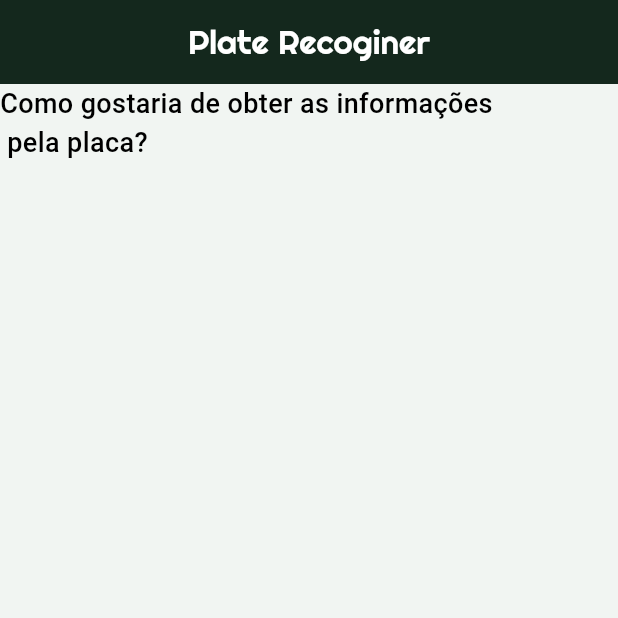
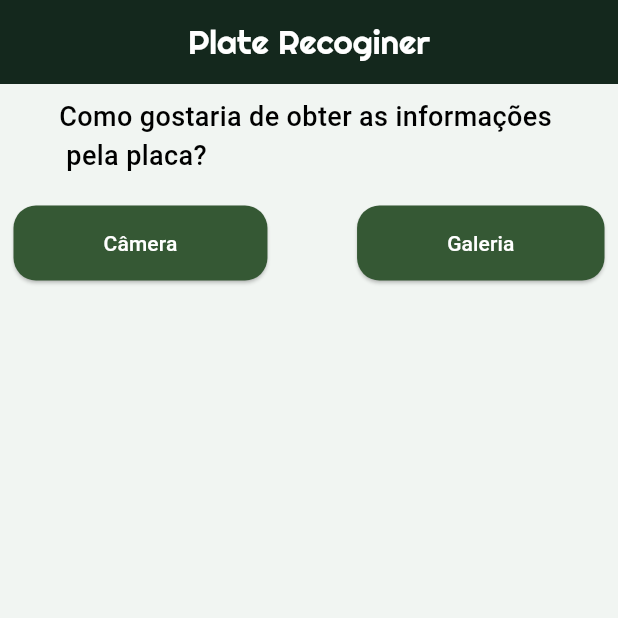
Before and after one commit to GuinterZaffalon/scan-plate-flutter-developer-test, a Flutter app: the screen it shows after launch, on a phone screen of 412 x 824 dp, the top half of it. Run offline on Flutter 3.47's test engine with Material 3 defaults, Android fonts, the light colour scheme and no system bars; our stand-ins replace google_fonts.

Commit message:
feat: novo componente de botão e adequação no layout

```diff
--- /dev/null
+++ b/lib/view/components/button_pick_image.dart
@@ -0,0 +1,32 @@
+import 'package:flutter/material.dart';
+
+class ButtonPickImage extends StatefulWidget {
+  final String text;
+  const ButtonPickImage({super.key, required this.text});
+
+  @override
+  State<ButtonPickImage> createState() => _ButtonPickImage();
+}
+
+class _ButtonPickImage extends State<ButtonPickImage> {
+  @override
+  Widget build(BuildContext context) {
+    return ElevatedButton(
+      onPressed: () {},
+      style: ButtonStyle(
+        backgroundColor: WidgetStatePropertyAll(
+          Color.fromRGBO(53, 88, 52, 1)
+        ),
+        padding: WidgetStatePropertyAll(
+          const EdgeInsets.fromLTRB(60, 15, 60, 15)
+        ),
+        shape: WidgetStatePropertyAll(
+          RoundedRectangleBorder(
+            borderRadius: BorderRadius.circular(15.0),
+          ),
+        ),
+      ),
+      child: Text(widget.text, style: TextStyle(color: Colors.white),)
+    );
+  }
+}
--- a/lib/view/screens/home_page.dart
+++ b/lib/view/screens/home_page.dart
@@ -1,5 +1,6 @@
 import 'package:flutter/material.dart';
 import 'package:google_fonts/google_fonts.dart';
+import 'package:scan_plate/view/components/button_pick_image.dart';
 
 class HomePage extends StatefulWidget {
   const HomePage({super.key});
@@ -21,15 +22,27 @@ class _HomePageState extends State<HomePage> {
           foregroundColor: Colors.white,
           centerTitle: true,
         ),
-      body: Column(
+        body: Padding(
+          padding: const EdgeInsets.all(9),
+          child: Column(
             children: [
               Text("Como gostaria de obter as informações \n pela placa?",
                   style: GoogleFonts.roboto(
                       color: Colors.black,
                       fontWeight: FontWeight.w500,
-                  fontSize: 18))
+                      fontSize: 18)),
+              SizedBox(
+                height: 20,
+              ),
+              Row(
+                children: [
+                  ButtonPickImage(text: "Câmera"),
+                  Spacer(),
+                  ButtonPickImage(text: "Galeria"),
+                ],
+              )
             ],
           ),
-    );
+        ));
   }
 }
```
Lines whose indentation alone changed are shown as unchanged.
